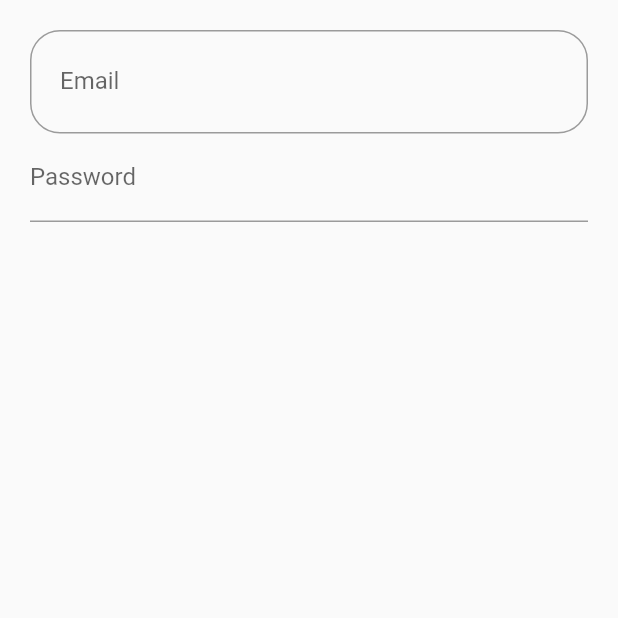
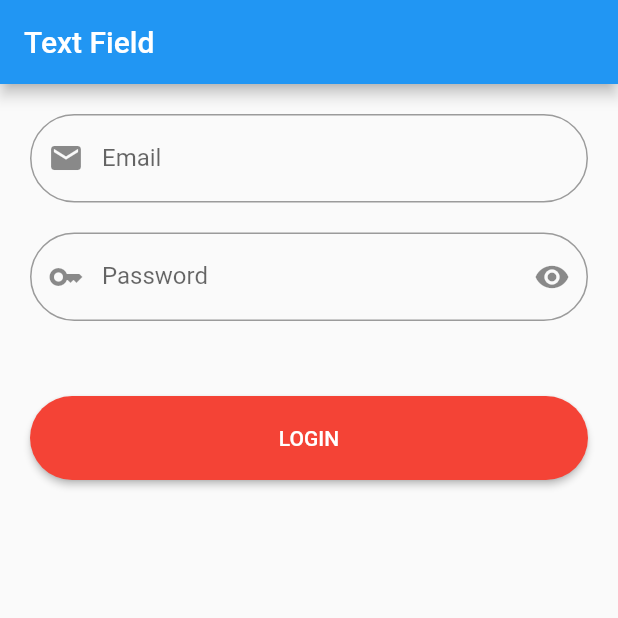
Before and after one commit to AhmadIkbalDjaya/fast_track_flutter_beginner, a Flutter app: the screen it shows after launch, on a phone screen of 412 x 824 dp, the top half of it. Run offline on Flutter 3.47's test engine with Material 2 defaults, Android fonts, the phone set to English and light mode, and no system bars.

Commit message:
28.TextField

```diff
--- a/lib/main.dart
+++ b/lib/main.dart
@@ -8,40 +8,91 @@ class MyApp extends StatelessWidget {
   @override
   Widget build(BuildContext context) {
     return MaterialApp(
+      debugShowCheckedModeBanner: false,
       home: HomePage(),
     );
   }
 }
 
-class HomePage extends StatelessWidget {
+class HomePage extends StatefulWidget {
   const HomePage({super.key});
+
+  @override
+  State<HomePage> createState() => _HomePageState();
+}
+
+class _HomePageState extends State<HomePage> {
+  bool isHidden = true;
+  final emailController = TextEditingController();
+  final passwordController = TextEditingController();
 
   @override
   Widget build(BuildContext context) {
     return Scaffold(
+      appBar: AppBar(
+        title: Text("Text Field"),
+      ),
       body: ListView(
         padding: EdgeInsets.all(20),
         children: [
           TextField(
+            controller: emailController,
             autocorrect: false,
             keyboardType: TextInputType.emailAddress,
             textInputAction: TextInputAction.next,
             decoration: InputDecoration(
               contentPadding:
-                  EdgeInsets.symmetric(horizontal: 20, vertical: 25),
+                  EdgeInsets.symmetric(horizontal: 30, vertical: 20),
               label: Text("Email"),
               border: OutlineInputBorder(
-                borderRadius: BorderRadius.circular(20),
+                borderRadius: BorderRadius.circular(50),
+              ),
+              prefixIcon: Icon(Icons.email),
+            ),
+          ),
+          SizedBox(height: 20),
+          TextField(
+            controller: passwordController,
+            autocorrect: false,
+            obscureText: isHidden,
+            textInputAction: TextInputAction.done,
+            decoration: InputDecoration(
+              contentPadding:
+                  EdgeInsets.symmetric(horizontal: 30, vertical: 20),
+              // label: Text("Password"),
+              labelText: "Password",
+              border: OutlineInputBorder(
+                borderRadius: BorderRadius.circular(50),
+              ),
+              prefixIcon: Icon(Icons.key),
+              suffixIcon: IconButton(
+                onPressed: () {
+                  setState(() {
+                    isHidden = !isHidden;
+                  });
+                },
+                icon: isHidden
+                    ? Icon(Icons.remove_red_eye)
+                    : Icon(Icons.remove_red_eye_outlined),
               ),
             ),
           ),
-          TextField(
-            autocorrect: false,
-            obscureText: true,
-            decoration: InputDecoration(
-              label: Text("Password"),
+          SizedBox(height: 50),
+          ElevatedButton(
+            onPressed: () {
+              print(
+                  "Login dengan Email: ${emailController.text} dan pass ${passwordController.text}");
+
+            },
+            child: Text("LOGIN"),
+            style: ElevatedButton.styleFrom(
+              backgroundColor: Colors.red,
+              padding: EdgeInsets.symmetric(horizontal: 30, vertical: 20),
+              shape: RoundedRectangleBorder(
+                borderRadius: BorderRadius.circular(50),
+              ),
             ),
-          )
+          ),
         ],
       ),
     );
```
